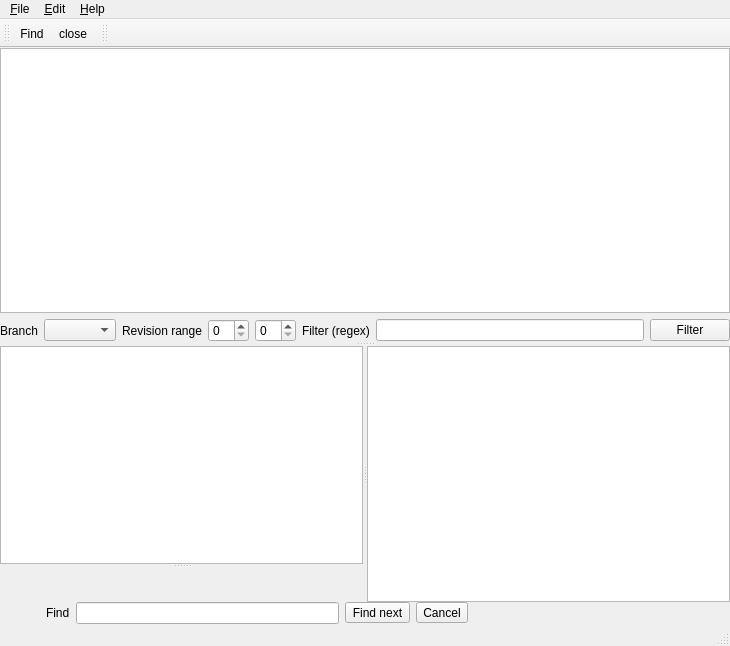
First picture: the form in hgqvlib/qt4/hgqv.ui, repository TyberiusPrime/hgview, before the edit.
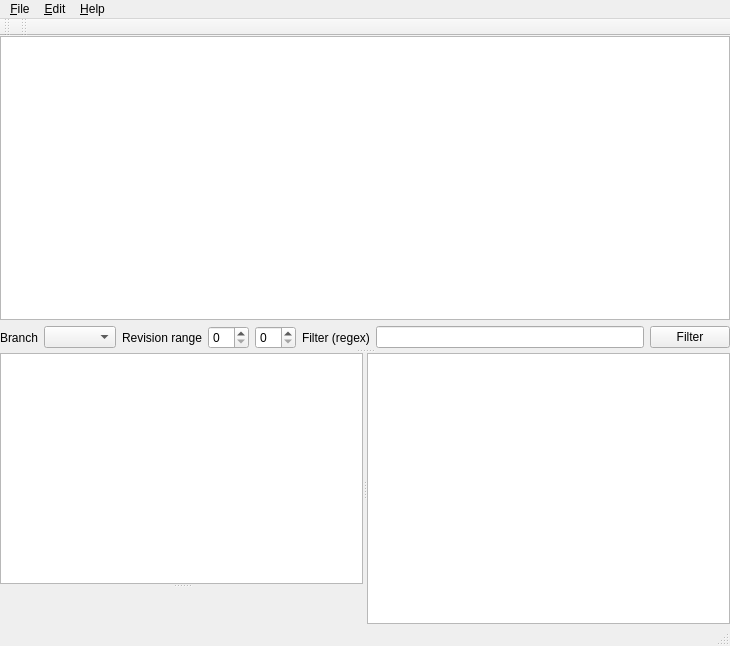
Second picture: the form after the edit. Icons and pictures are not drawn. Custom widgets are drawn as their Qt base class.

Commit message: Make "Find" bar also a QuickBar & refactored icon management

```diff
--- a/hgqvlib/qt4/hgqv.ui
+++ b/hgqvlib/qt4/hgqv.ui
@@ -16,9 +16,9 @@
    <property name="geometry" >
     <rect>
      <x>0</x>
-     <y>63</y>
+     <y>45</y>
      <width>730</width>
-     <height>560</height>
+     <height>578</height>
     </rect>
    </property>
    <layout class="QVBoxLayout" name="verticalLayout_3" >
@@ -179,72 +179,6 @@
       </widget>
      </widget>
     </item>
-    <item>
-     <widget class="QFrame" name="frame_find" >
-      <property name="frameShape" >
-       <enum>QFrame::NoFrame</enum>
-      </property>
-      <property name="frameShadow" >
-       <enum>QFrame::Raised</enum>
-      </property>
-      <layout class="QHBoxLayout" name="horizontalLayout" >
-       <property name="margin" >
-        <number>0</number>
-       </property>
-       <item>
-        <widget class="QPushButton" name="close_find_toolButton" >
-         <property name="text" >
-          <string/>
-         </property>
-         <property name="icon" >
-          <iconset resource="hgqv.qrc" >
-           <normaloff>:/icons/close.png</normaloff>:/icons/close.png</iconset>
-         </property>
-         <property name="flat" >
-          <bool>true</bool>
-         </property>
-        </widget>
-       </item>
-       <item>
-        <widget class="QLabel" name="label" >
-         <property name="text" >
-          <string>Find</string>
-         </property>
-        </widget>
-       </item>
-       <item>
-        <widget class="QLineEdit" name="entry_find" />
-       </item>
-       <item>
-        <widget class="QToolButton" name="button_find" >
-         <property name="text" >
-          <string>Find next</string>
-         </property>
-        </widget>
-       </item>
-       <item>
-        <widget class="QToolButton" name="button_cancelsearch" >
-         <property name="text" >
-          <string>Cancel</string>
-         </property>
-        </widget>
-       </item>
-       <item>
-        <spacer name="horizontalSpacer" >
-         <property name="orientation" >
-          <enum>Qt::Horizontal</enum>
-         </property>
-         <property name="sizeHint" stdset="0" >
-          <size>
-           <width>40</width>
-           <height>20</height>
-          </size>
-         </property>
-        </spacer>
-       </item>
-      </layout>
-     </widget>
-    </item>
    </layout>
   </widget>
   <widget class="QMenuBar" name="menubar" >
@@ -299,8 +233,8 @@
     <rect>
      <x>0</x>
      <y>30</y>
-     <width>69</width>
-     <height>33</height>
+     <width>15</width>
+     <height>15</height>
     </rect>
    </property>
    <property name="windowTitle" >
@@ -312,8 +246,6 @@
    <attribute name="toolBarBreak" >
     <bool>false</bool>
    </attribute>
-   <addaction name="actionFind" />
-   <addaction name="actionCloseFind" />
   </widget>
   <widget class="QToolBar" name="toolBar_treefilters" >
    <property name="enabled" >
@@ -321,10 +253,10 @@
    </property>
    <property name="geometry" >
     <rect>
-     <x>69</x>
+     <x>15</x>
      <y>30</y>
-     <width>661</width>
-     <height>33</height>
+     <width>715</width>
+     <height>15</height>
     </rect>
    </property>
    <property name="windowTitle" >
@@ -369,34 +301,6 @@
     <string>About</string>
    </property>
   </action>
-  <action name="actionFind" >
-   <property name="checkable" >
-    <bool>true</bool>
-   </property>
-   <property name="text" >
-    <string>&amp;Find...</string>
-   </property>
-   <property name="shortcut" >
-    <string>Ctrl+F</string>
-   </property>
-  </action>
-  <action name="actionCloseFind" >
-   <property name="icon" >
-    <iconset resource="hgqv.qrc" >
-     <normaloff>:/icons/close.png</normaloff>:/icons/close.png</iconset>
-   </property>
-   <property name="text" >
-    <string>close</string>
-   </property>
-   <property name="visible" >
-    <bool>false</bool>
-   </property>
-  </action>
-  <action name="actionFindNext" >
-   <property name="text" >
-    <string>Find &amp;Next</string>
-   </property>
-  </action>
  </widget>
  <customwidgets>
   <customwidget>
```
Left out of the diff: 52 changed lines with no effect on the pictures. The commit also changes 4 other files.
